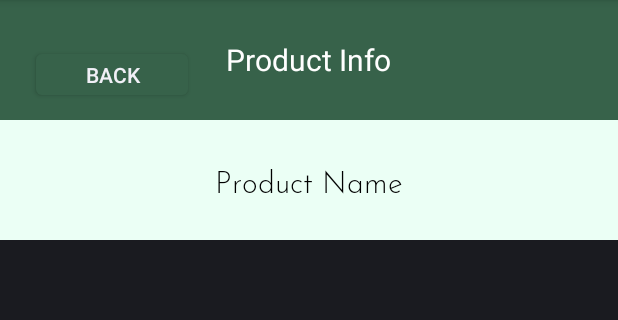
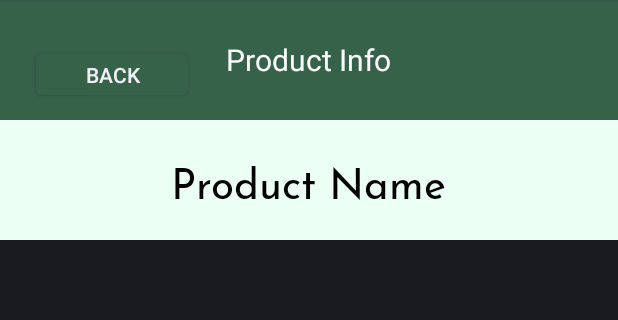
Before and after one commit to KellyLTran/WiNGHacks-2025, an Android app: the layout fragment_productinfo.xml on its own in the app's theme, with its tools: preview values and no code run, on a phone screen of 412 x 824 dp, the part 84-404 px from its top. Run offline under Robolectric (Android 15) with nearby library versions, the phone set to English and light mode, and no system bars.

Commit message:
Changed font style

```diff
--- a/app/src/main/res/layout/fragment_productinfo.xml
+++ b/app/src/main/res/layout/fragment_productinfo.xml
@@ -19,7 +19,7 @@
         app:layout_constraintEnd_toEndOf="parent"
         app:layout_constraintStart_toStartOf="parent"
         app:layout_constraintTop_toTopOf="parent"
-        android:fontFamily="@font/josefinsans_light"/>
+        android:fontFamily="@font/josefinsans_regular"/>
 
     <Button
         android:id="@+id/backButton"
@@ -76,9 +76,9 @@
                 android:layout_width="wrap_content"
                 android:layout_height="wrap_content"
                 android:text="Product Name"
-                android:textSize="20sp"
+                android:textSize="28sp"
                 android:textColor="@android:color/black"
-                android:fontFamily="@font/josefinsans_light"/>
+                android:fontFamily="@font/josefinsans_regular"/>
         </LinearLayout>
     </androidx.appcompat.widget.Toolbar>
 
```
Also changed, not shown: app/src/main/res/font/josefinsans_regular.ttf (added).
